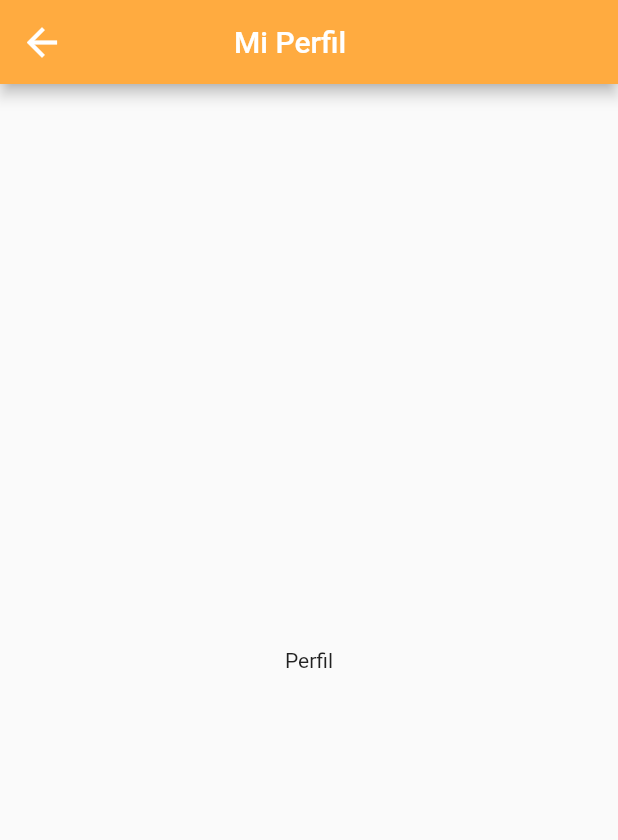
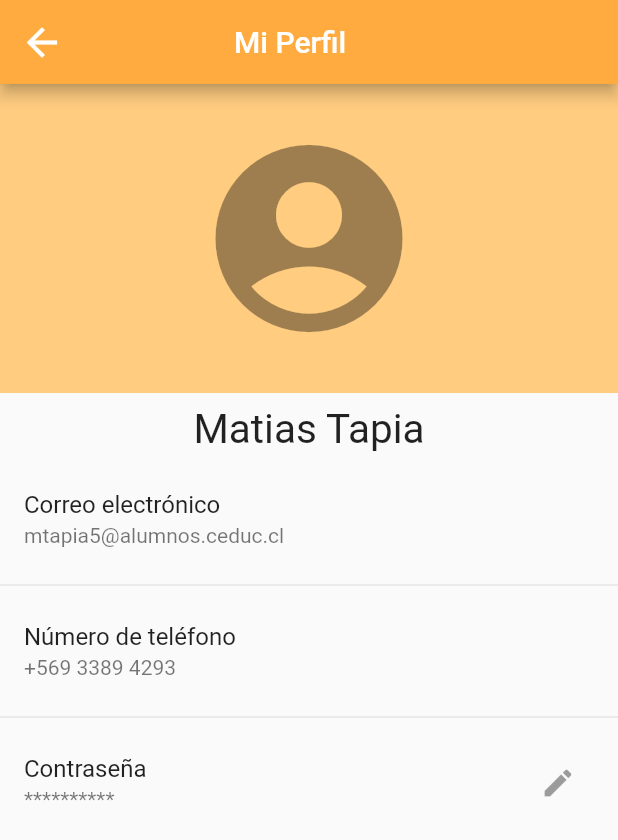
Before and after one commit to Onehand7/Prototipo01, a Flutter app: the PageMiPerfil screen opened directly, on a phone screen of 412 x 824 dp. Shown: the top 840 px of the screen. Run offline on Flutter 3.47's test engine with Material 2 defaults, Android fonts, the phone set to English and light mode, and no system bars; network calls fail.

Commit message:
Avances en el archivo Chat y en Perfil del user.

```diff
--- a/lib/menu/menu_principal.dart
+++ b/lib/menu/menu_principal.dart
@@ -83,7 +83,7 @@ class _MenuPagina extends State<MenuPagina>
     switch (currentIndex) {
       case 0: return PageInicio(data: Data(text: "OneHand7"),);
       case 1: return ListaSolicitud(data: Data(text: "Solicitudes "));
-      case 2: return PageChat(data: Data(text: "Chat "));
+      case 2: return PageChat(data: Data(text: "Chat"));
       case 3: return PageMiPerfil(data: Data(text: "Mi Perfil"),);
         break;
       default:
--- a/lib/menu/perfil/mi_perfil.dart
+++ b/lib/menu/perfil/mi_perfil.dart
@@ -33,7 +33,49 @@ class _PageMiPerfil extends State<PageMiPerfil> {
           backgroundColor: Colors.orangeAccent,
         ),
         //drawer: PageDrawer(),
-      body: Center(child: Text("Perfil")),
+        body: BuildPerfil());
+  }
+
+  Widget BuildPerfil() {
+    var size = MediaQuery.of(context).size;
+    return ListView(
+      children: <Widget>[
+        Container(
+          height: size.height * .25,
+          decoration: BoxDecoration(
+            color: Colors.orange[200],
+          ),
+          child: IconButton(
+              icon: Icon(
+                Icons.account_circle,
+                size: 150,
+              ),
+              onPressed: null),
+        ),
+        Center(
+            child: Padding(
+          padding: const EdgeInsets.all(8.0),
+          child: Text(
+            "Matias Tapia",
+            style: TextStyle(fontSize: 27),
+          ),
+        )),
+        ListTile(
+          title: Text("Correo electrónico"),
+          subtitle: Text("mtapia5@alumnos.ceduc.cl"),
+        ),
+        Divider(),
+        ListTile(
+          title: Text("Número de teléfono"),
+          subtitle: Text("+569 3389 4293"),
+        ),
+        Divider(),
+        ListTile(
+          title: Text("Contraseña"),
+          subtitle: Text("**********"),
+          trailing: IconButton(icon: Icon(Icons.edit), onPressed: null),
+        ),
+      ],
     );
   }
 }
--- a/lib/menu/solicitud/lista_solicitud.dart
+++ b/lib/menu/solicitud/lista_solicitud.dart
@@ -42,8 +42,6 @@ class _ListaSolicitud extends State<ListaSolicitud> {
                 child: Padding(
                   padding: const EdgeInsets.all(0.0),
                   child: SizedBox(
-                    //width: ,
-                    //height: ,
                     child: RaisedButton(
                       color: Colors.white,
                       onPressed: () {},
```
Also changed, not shown: lib/menu/chat/page_chat.dart (+23 -2 lines). Lines whose indentation alone changed are shown as unchanged.
